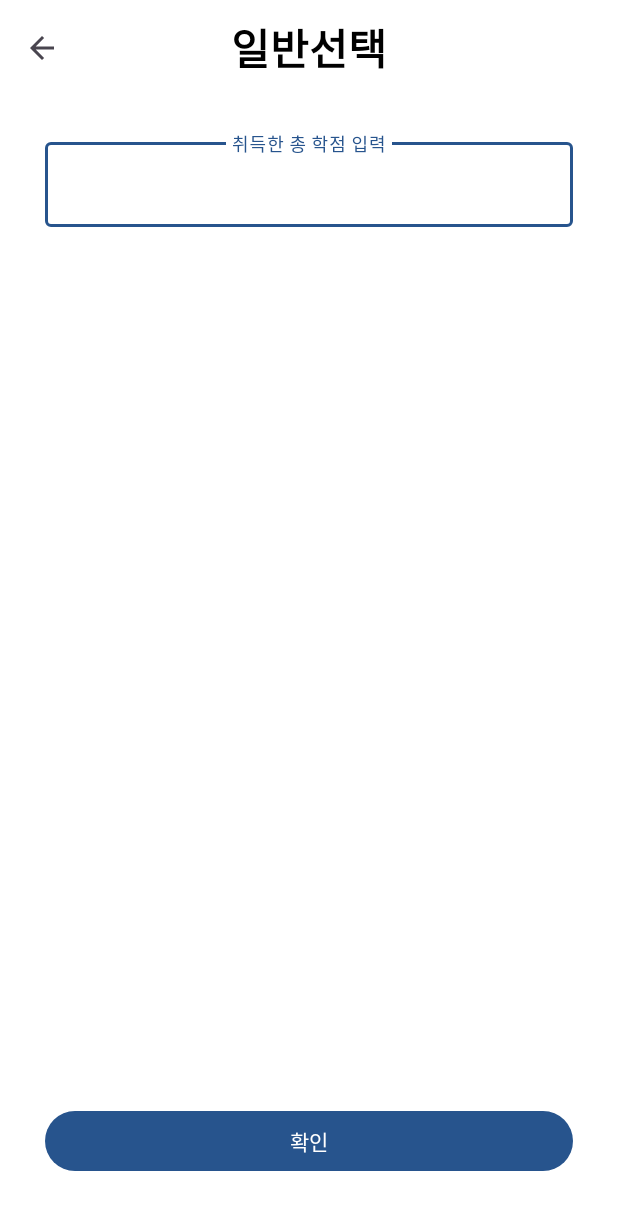
After one commit to 2023-Capstone-Design-let-me-graduated/letMeGraduate, an Android app: the GeneralElectiveActivity screen opened directly, with no data from a screen before it, on a phone screen of 412 x 824 dp. The commit adds this screen. Shown: the top 1210 px of the screen. Run offline under Robolectric (Android 15) with nearby library versions, the phone set to English and light mode, and no system bars; our stand-ins replace data binding; 1 statement that could not run was skipped.

Commit message:
일반선택 학점

```diff
--- a/app/src/main/AndroidManifest.xml
+++ b/app/src/main/AndroidManifest.xml
@@ -30,6 +30,9 @@
             android:name=".MainActivity"
             android:exported="true"/>
         <activity
+            android:name=".GeneralElectiveActivity"
+            android:exported="true"/>
+        <activity
             android:name=".SettingActivity"
             android:exported="true"/>
     </application>
--- /dev/null
+++ b/app/src/main/java/com/graduation/letmegraduate/GeneralElectiveActivity.kt
@@ -0,0 +1,71 @@
+package com.graduation.letmegraduate
+
+import android.content.Intent
+import android.os.Bundle
+import android.text.TextUtils
+import android.util.Log
+import android.widget.Toast
+import androidx.appcompat.app.AlertDialog
+import androidx.appcompat.app.AppCompatActivity
+import androidx.databinding.DataBindingUtil
+import com.graduation.letmegraduate.databinding.ActivityGeneralelectiveBinding
+import retrofit2.Call
+import retrofit2.Callback
+
+class GeneralElectiveActivity: AppCompatActivity() {
+    override fun onCreate(savedInstanceState: Bundle?) {
+        super.onCreate(savedInstanceState)
+
+        val binding: ActivityGeneralelectiveBinding =
+            DataBindingUtil.setContentView(this, R.layout.activity_generalelective)
+
+        val service = RetrofitInstance.apiService
+
+        val toolbar = binding.toolbar
+        setSupportActionBar(toolbar) //toolbar를 액션바로 지정
+        val actionbar = supportActionBar
+        actionbar!!.setDisplayShowTitleEnabled(false)
+        actionbar.setDisplayHomeAsUpEnabled(true) // 액션바에 뒤로가기 버튼 추가
+
+        binding.okBtn.setOnClickListener {
+            val generalElectiveCredit = binding.generalelectiveCredit.text.toString()
+
+            if (!TextUtils.isEmpty(generalElectiveCredit)) {
+                val data = GeneralElectivieCredit(generalElectiveCredit.toInt())
+
+                service.putCredit(data).enqueue(object: Callback<Void> {
+                    override fun onResponse(call: Call<Void>, response: retrofit2.Response<Void>) {
+                        if (!response.isSuccessful) {
+                            // HTTP 상태코드 404,503 등 오류가 발생한 경우
+                            Log.e("err", "상태코드: ${response.code()}")
+                            Toast.makeText(this@GeneralElectiveActivity,
+                                "오류가 발생했습니다.\n다시 시도해주세요.", Toast.LENGTH_SHORT
+                            ).show()
+                        }
+                    }
+
+                    override fun onFailure(call: Call<Void>, t: Throwable) {
+                        // 서버와 응답에 실패한 경우
+                        Log.e("fail","${t.message}")
+                        Toast.makeText(this@GeneralElectiveActivity,
+                            "오류가 발생했습니다.\n다시 시도해주세요.", Toast.LENGTH_SHORT
+                        ).show()
+                    }
+                })
+            }
+            else {
+                AlertDialog.Builder(this)
+                    .setMessage("취득한 총 학점을 입력하지 않았습니다.\n취득 학점을 입력해주세요.")
+                    .setPositiveButton("확인", null)
+                    .show()
+            }
+        }
+    }
+
+    override fun onSupportNavigateUp(): Boolean {
+        //뒤로가기 버튼 클릭 시 화면 이동
+        val intent = Intent(this, MainActivity::class.java)
+        startActivity(intent)
+        return true
+    }
+}
--- a/app/src/main/java/com/graduation/letmegraduate/RetrofitInstance.kt
+++ b/app/src/main/java/com/graduation/letmegraduate/RetrofitInstance.kt
@@ -5,9 +5,13 @@ import okhttp3.OkHttpClient
 import retrofit2.Retrofit
 import retrofit2.converter.gson.GsonConverterFactory
 import java.net.CookieManager
+import java.util.concurrent.TimeUnit
 
 object RetrofitInstance {
     private val client = OkHttpClient.Builder()
+        .connectTimeout(1, TimeUnit.MINUTES)
+        .readTimeout(1, TimeUnit.MINUTES)
+        .writeTimeout(1, TimeUnit.MINUTES)
         .cookieJar(JavaNetCookieJar(CookieManager()))
         .build()
 
--- /dev/null
+++ b/app/src/main/res/layout/activity_generalelective.xml
@@ -0,0 +1,77 @@
+<?xml version="1.0" encoding="utf-8"?>
+<layout
+    xmlns:android="http://schemas.android.com/apk/res/android"
+    xmlns:app="http://schemas.android.com/apk/res-auto"
+    xmlns:tools="http://schemas.android.com/tools">
+
+    <LinearLayout
+        android:layout_width="match_parent"
+        android:layout_height="match_parent"
+        android:orientation="vertical"
+        android:background="@color/white">
+
+        <androidx.appcompat.widget.Toolbar
+            android:layout_width="match_parent"
+            android:layout_height="?attr/actionBarSize"
+            android:background="@color/white"
+            android:id="@+id/toolbar">
+
+            <TextView
+                android:id="@+id/toolbar_title"
+                android:layout_width="wrap_content"
+                android:layout_height="wrap_content"
+                android:text="일반선택"
+                android:textColor="@color/black"
+                android:textSize="28sp"
+                android:textStyle="bold"
+                android:layout_gravity="center"
+                tools:ignore="HardcodedText">
+            </TextView>
+
+        </androidx.appcompat.widget.Toolbar>
+
+        <LinearLayout
+            android:layout_width="match_parent"
+            android:layout_height="wrap_content"
+            android:layout_weight="7">
+
+            <com.google.android.material.textfield.TextInputLayout
+                style="@style/Widget.MaterialComponents.TextInputLayout.OutlinedBox"
+                android:layout_width="match_parent"
+                android:layout_height="wrap_content"
+                android:layout_marginStart="30dp"
+                android:layout_marginTop="25dp"
+                android:layout_marginEnd="30dp"
+                app:boxStrokeColor="@color/blue"
+                app:hintTextColor="@color/blue">
+
+                <com.google.android.material.textfield.TextInputEditText
+                    android:id="@+id/generalelective_credit"
+                    android:layout_width="match_parent"
+                    android:layout_height="wrap_content"
+                    android:gravity="center"
+                    android:inputType="number"
+                    android:hint="취득한 총 학점 입력"
+                    tools:ignore="HardcodedText,SpeakableTextPresentCheck,TextContrastCheck,VisualLintTextFieldSize" />
+            </com.google.android.material.textfield.TextInputLayout>
+        </LinearLayout>
+
+        <LinearLayout
+            android:layout_width="match_parent"
+            android:layout_height="wrap_content"
+            android:layout_weight="1">
+            <Button
+                android:id="@+id/okBtn"
+                android:layout_width="match_parent"
+                android:layout_height="wrap_content"
+                android:layout_gravity="center"
+                android:layout_marginStart="30dp"
+                android:layout_marginEnd="30dp"
+                android:text="@string/ok"
+                android:textColor="@color/white"
+                app:backgroundTint="@color/blue"
+                tools:ignore="VisualLintButtonSize" />
+        </LinearLayout>
+
+    </LinearLayout>
+</layout>
```
Also changed, not shown: app/src/main/java/com/graduation/letmegraduate/ApiService.kt (+9 -0 lines), app/src/main/java/com/graduation/letmegraduate/CreditActivity.kt (+14 -1 lines), app/src/main/res/layout/activity_credit.xml (+65 -1 lines).
